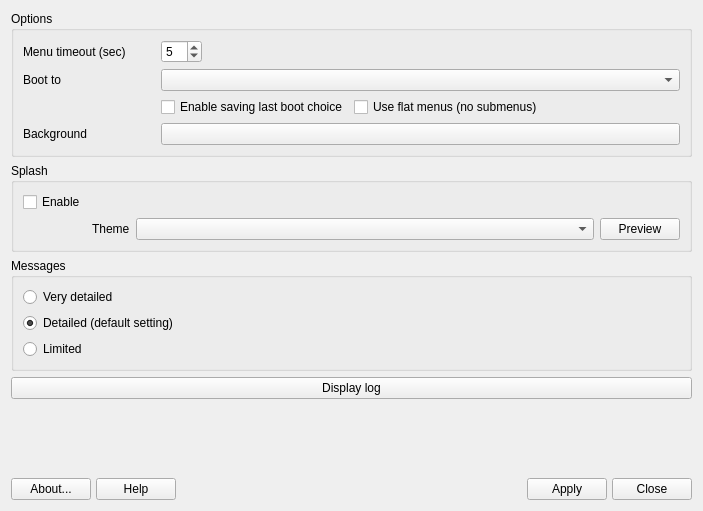
Old version of the form mainwindow.ui in the repository AdrianTM/mx-boot-options.
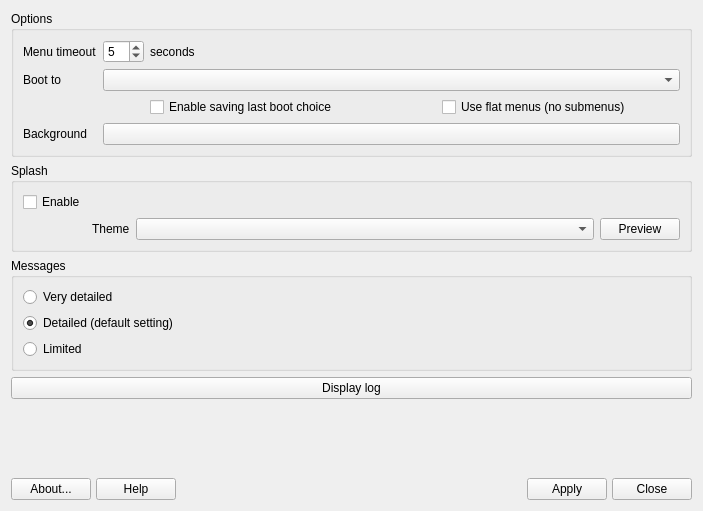
New version of the form. Icons and pictures are not drawn.

```diff
--- a/mainwindow.ui
+++ b/mainwindow.ui
@@ -32,6 +32,16 @@
       <string>Options</string>
      </property>
      <layout class="QGridLayout" name="gridLayout_2">
+      <item row="1" column="1" colspan="6">
+       <widget class="QComboBox" name="combo_menu_entry">
+        <property name="sizePolicy">
+         <sizepolicy hsizetype="Expanding" vsizetype="Fixed">
+          <horstretch>0</horstretch>
+          <verstretch>0</verstretch>
+         </sizepolicy>
+        </property>
+       </widget>
+      </item>
       <item row="3" column="0">
        <widget class="QLabel" name="label_bg_image">
         <property name="text">
@@ -45,11 +55,34 @@
          <string>Set to '0' to boot immediately without displaying the menu, or to '-1' to wait indefinitely</string>
         </property>
         <property name="text">
-         <string>Menu timeout (sec)</string>
+         <string>Menu timeout</string>
         </property>
        </widget>
       </item>
-      <item row="3" column="1" colspan="3">
+      <item row="1" column="0">
+       <widget class="QLabel" name="label_default_entry">
+        <property name="sizePolicy">
+         <sizepolicy hsizetype="Preferred" vsizetype="Preferred">
+          <horstretch>0</horstretch>
+          <verstretch>0</verstretch>
+         </sizepolicy>
+        </property>
+        <property name="text">
+         <string>Boot to</string>
+        </property>
+       </widget>
+      </item>
+      <item row="2" column="5">
+       <widget class="QCheckBox" name="cb_enable_flatmenus">
+        <property name="toolTip">
+         <string>Use simplified menu structure without submenus</string>
+        </property>
+        <property name="text">
+         <string>Use flat menus (no submenus)</string>
+        </property>
+       </widget>
+      </item>
+      <item row="3" column="1" colspan="6">
        <widget class="QPushButton" name="button_filename">
         <property name="sizePolicy">
          <sizepolicy hsizetype="Preferred" vsizetype="Fixed">
@@ -81,17 +114,20 @@
         </property>
        </widget>
       </item>
-      <item row="1" column="1" colspan="3">
-       <widget class="QComboBox" name="combo_menu_entry">
+      <item row="0" column="2">
+       <widget class="QLabel" name="label_seconds">
         <property name="sizePolicy">
-         <sizepolicy hsizetype="Expanding" vsizetype="Fixed">
+         <sizepolicy hsizetype="Preferred" vsizetype="Preferred">
           <horstretch>0</horstretch>
           <verstretch>0</verstretch>
          </sizepolicy>
         </property>
+        <property name="text">
+         <string>seconds</string>
+        </property>
        </widget>
       </item>
-      <item row="2" column="1">
+      <item row="2" column="2">
        <widget class="QCheckBox" name="cb_save_default">
         <property name="toolTip">
          <string>With this option enabled whatever entry you select from the grub boot menu will be saved as the new default for future boots</string>
@@ -101,29 +137,6 @@
         </property>
        </widget>
       </item>
-      <item row="1" column="0">
-       <widget class="QLabel" name="label_default_entry">
-        <property name="sizePolicy">
-         <sizepolicy hsizetype="Preferred" vsizetype="Preferred">
-          <horstretch>0</horstretch>
-          <verstretch>0</verstretch>
-         </sizepolicy>
-        </property>
-        <property name="text">
-         <string>Boot to</string>
-        </property>
-       </widget>
-      </item>
-      <item row="2" column="2">
-       <widget class="QCheckBox" name="cb_enable_flatmenus">
-        <property name="toolTip">
-         <string>Use simplified menu structure without submenus</string>
-        </property>
-        <property name="text">
-         <string>Use flat menus (no submenus)</string>
-        </property>
-       </widget>
-      </item>
      </layout>
     </widget>
    </item>
```
